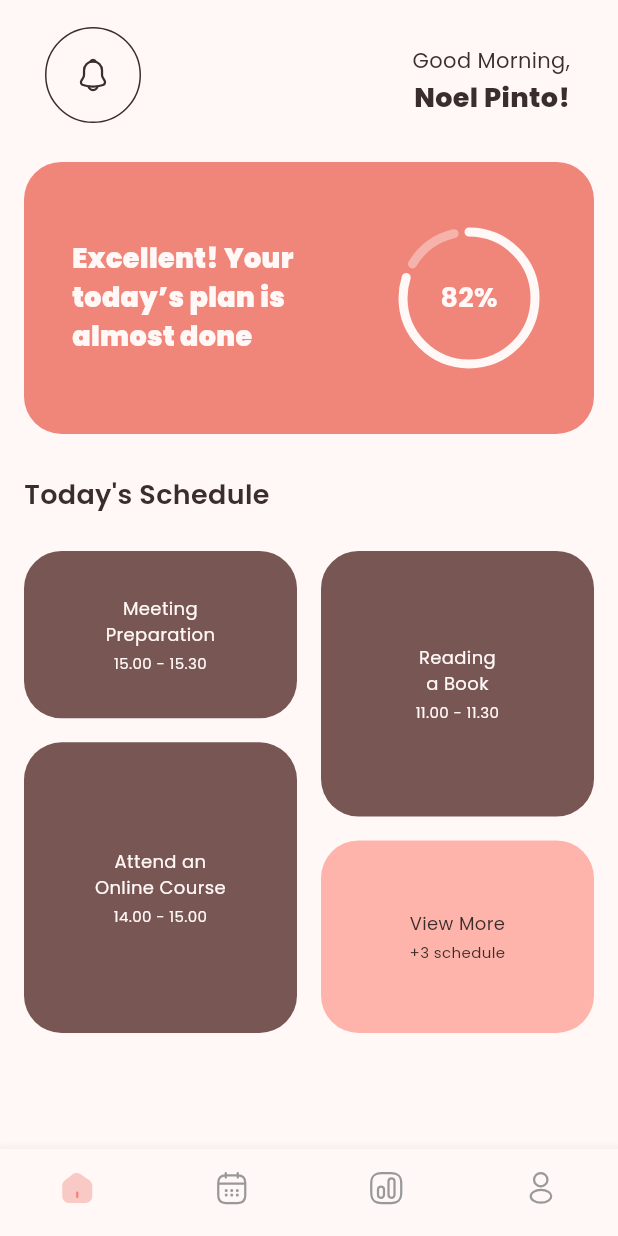
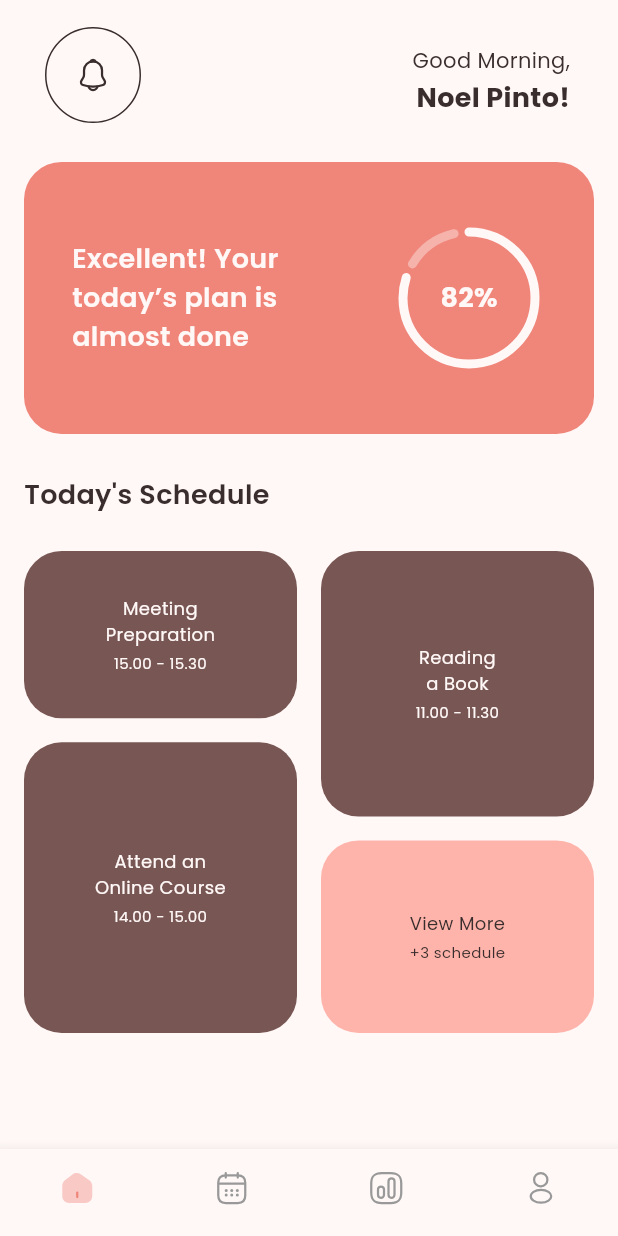
Before and after one commit to curiouslumber/Planora, a Flutter app: the screen it shows after launch, on a phone screen of 412 x 824 dp. Run offline on Flutter 3.47's test engine with Material 3 defaults, Android fonts, the phone set to English and light mode, and no system bars; our stand-ins replace flutter_svg, get, google_fonts.

Commit message:
updated font weight

```diff
--- a/lib/views/pages/home.dart
+++ b/lib/views/pages/home.dart
@@ -65,7 +65,7 @@ class _HomeState extends State<Home> {
                 'Noel Pinto!',
                 style: TextStyle(
                   fontFamily: GoogleFonts.poppins().fontFamily,
-                  fontWeight: FontWeight.w800,
+                  fontWeight: FontWeight.w700,
                   color: context.theme.colorScheme.inverseSurface,
                   fontSize: 18,
                 ),
@@ -102,7 +102,7 @@ class _HomeState extends State<Home> {
                           fontFamily: GoogleFonts.poppins().fontFamily,
                           color: context.theme.colorScheme.surface,
                           fontSize: 18,
-                          fontWeight: FontWeight.w900,
+                          fontWeight: FontWeight.w600,
                         ),
                         maxLines: 3,
                       ),
```
